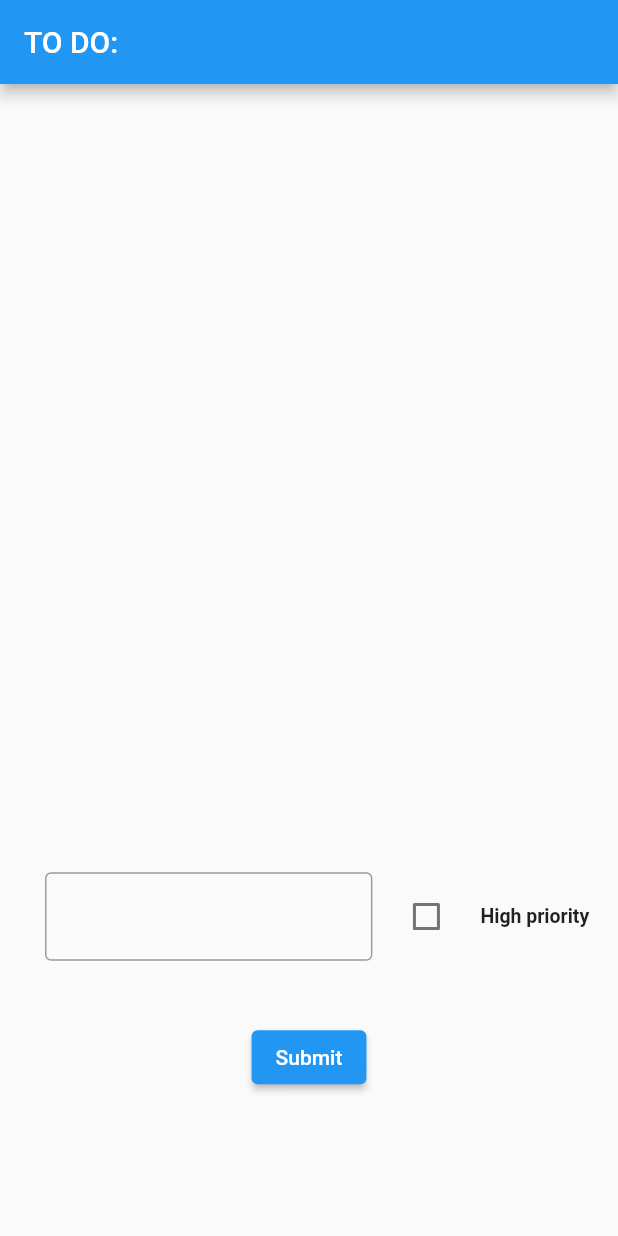
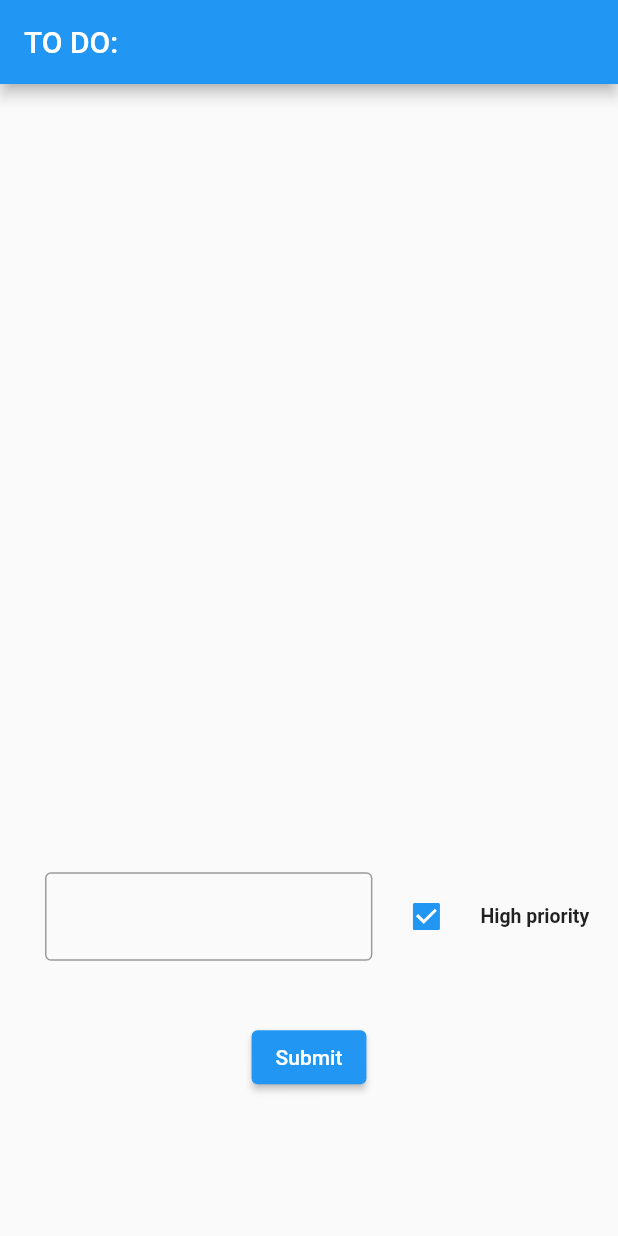
Before and after one commit to kforjan/todo-app-orm, a Flutter app: the screen it shows after launch, after a tap on "High priority", on a phone screen of 412 x 824 dp. Run offline on Flutter 3.47's test engine with Material 2 defaults, Android fonts, the light colour scheme and no system bars; our stand-ins replace bloc, flutter_bloc, get_it, moor_flutter; generated files the repository leaves out were written again.

Commit message:
Change task model and implementing bloc in UI

```diff
--- a/lib/blocs/bloc/todo_bloc.dart
+++ b/lib/blocs/bloc/todo_bloc.dart
@@ -27,7 +27,7 @@ class TodoBloc extends Bloc<TodoEvent, TodoState> {
       yield TasksUpdated([...tasks, event.task]);
     }
     if (event is RemoveTask) {
-      database.deleteTask(event.task);
+      await database.deleteTask(event.task);
     }
   }
 }
--- a/lib/data/local/database.dart
+++ b/lib/data/local/database.dart
@@ -7,8 +7,7 @@ part 'database.g.dart';
 class Tasks extends Table {
   TextColumn get id => text()();
   TextColumn get title => text()();
-  TextColumn get description => text()();
-  BoolColumn get isHighPriority => boolean().withDefault(Constant(false))();
+  BoolColumn get isHighPriority => boolean()();
 
   Set<Column> get primaryKey => {id};
 }
--- a/lib/models/task.dart
+++ b/lib/models/task.dart
@@ -5,13 +5,11 @@ class Task implements Insertable<Task> {
   Task({
     required this.id,
     required this.title,
-    required this.description,
     this.isHighPriority = false,
   });
 
   final String id;
   final String title;
-  final String description;
   final bool isHighPriority;
 
   @override
@@ -19,7 +17,6 @@ class Task implements Insertable<Task> {
     return TasksCompanion(
       id: Value(id),
       title: Value(title),
-      description: Value(description),
       isHighPriority: Value(isHighPriority),
     ).toColumns(nullToAbsent);
   }
--- a/lib/ui/todo_screen.dart
+++ b/lib/ui/todo_screen.dart
@@ -1,7 +1,18 @@
 import 'package:flutter/material.dart';
+import 'package:flutter_bloc/flutter_bloc.dart';
+import 'package:todo_app_orm/blocs/bloc/todo_bloc.dart';
+import 'package:todo_app_orm/models/task.dart';
 
-class TodoScreen extends StatelessWidget {
+class TodoScreen extends StatefulWidget {
   const TodoScreen({Key? key}) : super(key: key);
+
+  @override
+  _TodoScreenState createState() => _TodoScreenState();
+}
+
+class _TodoScreenState extends State<TodoScreen> {
+  final TextEditingController _nameController = TextEditingController();
+  var isChecked = false;
 
   @override
   Widget build(BuildContext context) {
@@ -15,9 +26,20 @@ class TodoScreen extends StatelessWidget {
 
   Widget _buildBody() => Column(
         children: [
-          Flexible(
-            flex: 13,
-            child: _buildTodoList(),
+          BlocConsumer<TodoBloc, TodoState>(
+            listener: (context, state) {},
+            builder: (context, state) {
+              if (state is TasksUpdated) {
+                return Flexible(
+                  flex: 13,
+                  child: _buildTodoList(state.tasks),
+                );
+              } else {
+                return Center(
+                  child: CircularProgressIndicator(),
+                );
+              }
+            },
           ),
           Flexible(
             flex: 3,
@@ -34,9 +56,9 @@ class TodoScreen extends StatelessWidget {
         ],
       );
 
-  Widget _buildTodoList() => ListView.builder(
-        itemCount: 6,
-        itemBuilder: (context, index) => Container(),
+  Widget _buildTodoList(List<Task> tasks) => ListView.builder(
+        itemCount: tasks.length,
+        itemBuilder: (context, index) => Text(tasks[index].title),
       );
 
   Widget _buildInput() => Padding(
@@ -46,6 +68,7 @@ class TodoScreen extends StatelessWidget {
             Flexible(
               flex: 4,
               child: TextField(
+                controller: _nameController,
                 decoration: InputDecoration(
                   border: OutlineInputBorder(
                     borderSide: BorderSide(),
@@ -56,9 +79,12 @@ class TodoScreen extends StatelessWidget {
             Flexible(
               flex: 3,
               child: CheckboxListTile(
-                //TODO
-                value: false,
-                onChanged: (isChecked) {},
+                value: isChecked,
+                onChanged: (_) {
+                  setState(() {
+                    isChecked = !isChecked;
+                  });
+                },
                 title: Text(
                   'High priority',
                   style: TextStyle(
```
Also changed, not shown: lib/data/local/database.g.dart.
